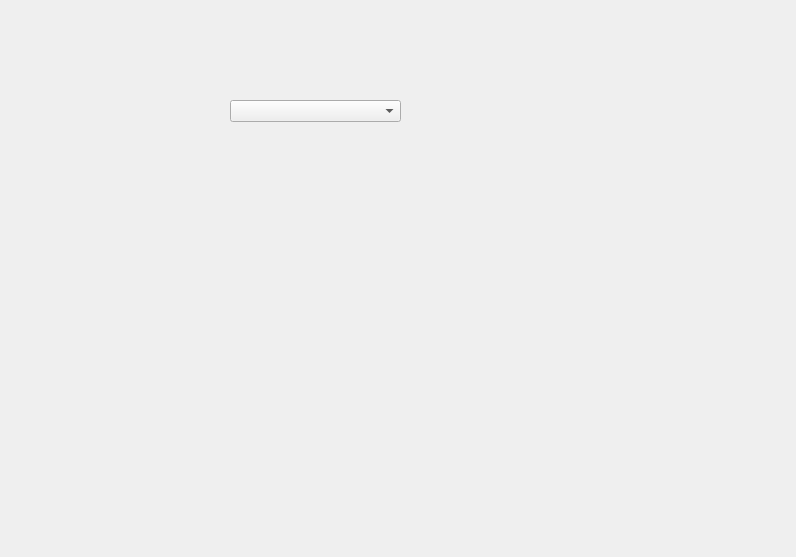
First picture: the form in Tools/ResourceEditor/TestProjects/Dropper/ColorPicker/ColorPicker.ui, repository xaoctech/dava.engine, before the edit.
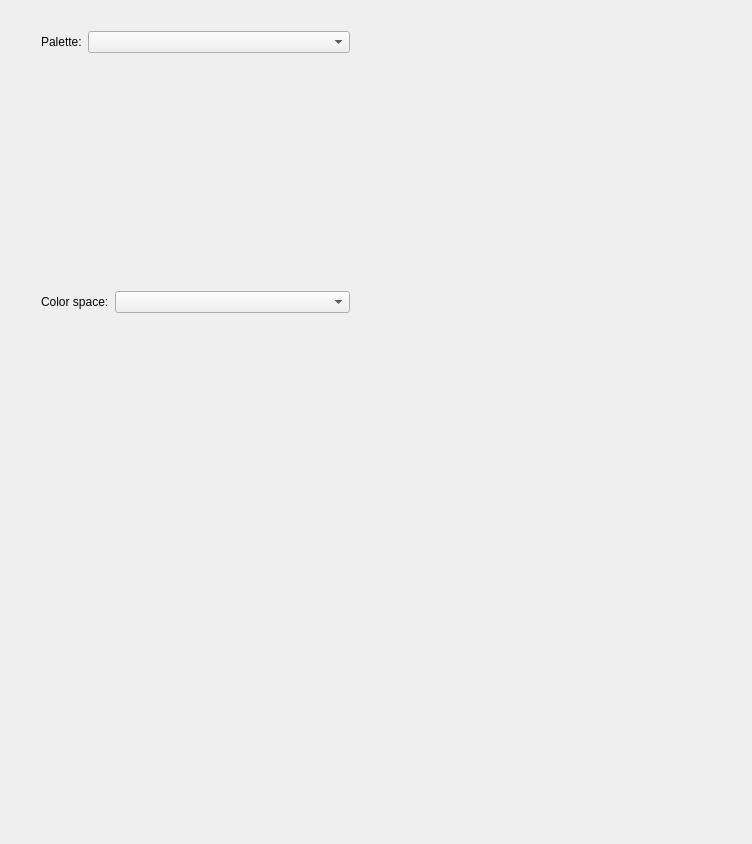
Second picture: the form after the edit.

Commit message: [DF-1785] Color picker mockup

```diff
--- a/Tools/ResourceEditor/TestProjects/Dropper/ColorPicker/ColorPicker.ui
+++ b/Tools/ResourceEditor/TestProjects/Dropper/ColorPicker/ColorPicker.ui
@@ -6,32 +6,82 @@
    <rect>
     <x>0</x>
     <y>0</y>
-    <width>796</width>
-    <height>557</height>
+    <width>752</width>
+    <height>844</height>
    </rect>
   </property>
   <property name="windowTitle">
    <string>ColorPicker</string>
   </property>
-  <widget class="QComboBox" name="pickerCombo">
+  <widget class="QWidget" name="verticalLayoutWidget">
    <property name="geometry">
     <rect>
-     <x>230</x>
-     <y>100</y>
-     <width>171</width>
-     <height>22</height>
+     <x>30</x>
+     <y>20</y>
+     <width>331</width>
+     <height>211</height>
     </rect>
    </property>
+   <layout class="QVBoxLayout" name="verticalLayout">
+    <item>
+     <layout class="QHBoxLayout" name="horizontalLayout">
+      <item>
+       <widget class="QLabel" name="label">
+        <property name="sizePolicy">
+         <sizepolicy hsizetype="Maximum" vsizetype="Preferred">
+          <horstretch>0</horstretch>
+          <verstretch>0</verstretch>
+         </sizepolicy>
+        </property>
+        <property name="text">
+         <string>Palette:</string>
+        </property>
+       </widget>
+      </item>
+      <item>
+       <widget class="QComboBox" name="pickerCombo"/>
+      </item>
+     </layout>
+    </item>
+    <item>
+     <widget class="QStackedWidget" name="pickerStack"/>
+    </item>
+   </layout>
   </widget>
-  <widget class="QStackedWidget" name="pickerStack">
+  <widget class="QWidget" name="verticalLayoutWidget_2">
    <property name="geometry">
     <rect>
-     <x>60</x>
-     <y>140</y>
-     <width>351</width>
-     <height>291</height>
+     <x>30</x>
+     <y>280</y>
+     <width>331</width>
+     <height>331</height>
     </rect>
    </property>
+   <layout class="QVBoxLayout" name="verticalLayout_2">
+    <item>
+     <layout class="QHBoxLayout" name="horizontalLayout_2">
+      <item>
+       <widget class="QLabel" name="label_2">
+        <property name="sizePolicy">
+         <sizepolicy hsizetype="Maximum" vsizetype="Preferred">
+          <horstretch>0</horstretch>
+          <verstretch>0</verstretch>
+         </sizepolicy>
+        </property>
+        <property name="text">
+         <string>Color space:</string>
+        </property>
+       </widget>
+      </item>
+      <item>
+       <widget class="QComboBox" name="colorSpaceCombo"/>
+      </item>
+     </layout>
+    </item>
+    <item>
+     <widget class="QStackedWidget" name="colorSpaceStack"/>
+    </item>
+   </layout>
   </widget>
  </widget>
  <layoutdefault spacing="6" margin="11"/>
```
The commit also changes 14 other files.
